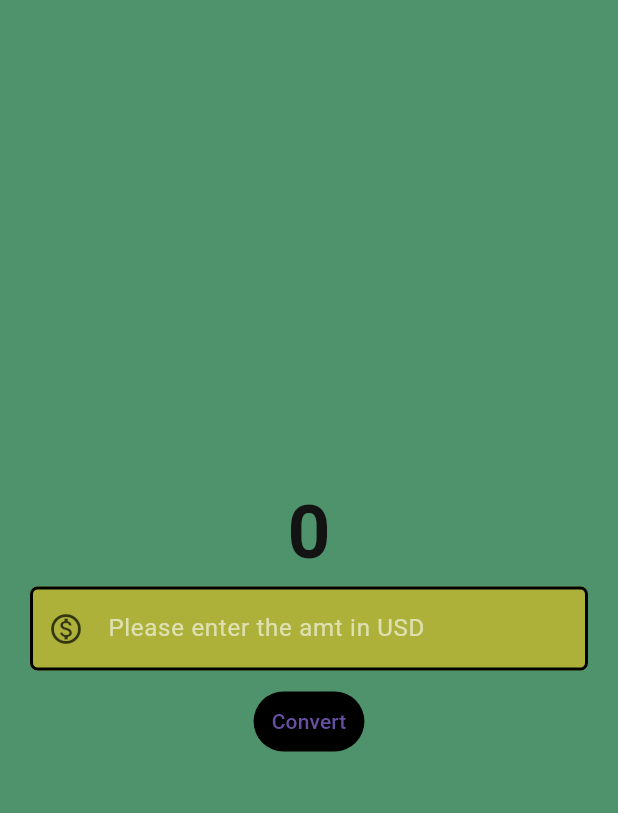
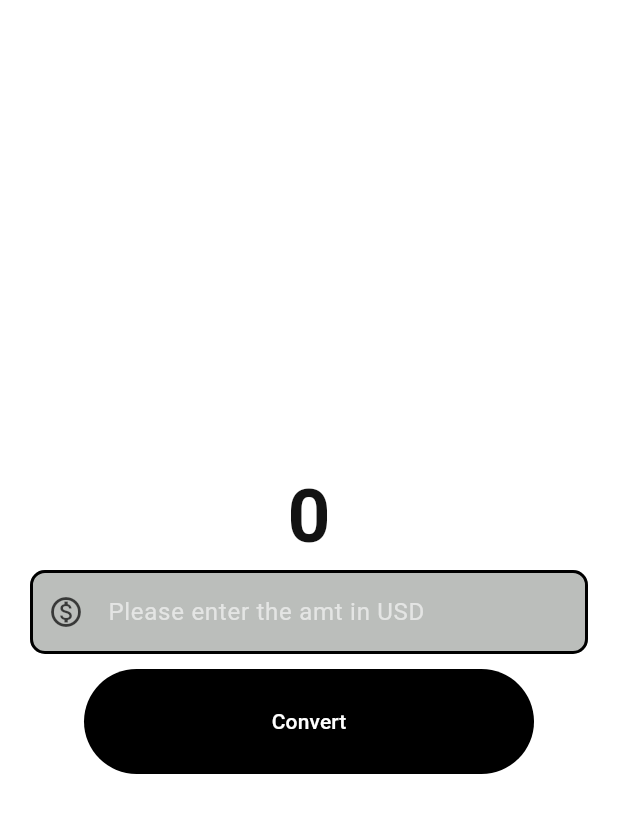
Before and after one commit to BIBINROYBJ/currency_converter_app, a Flutter app: the screen it shows after launch, on a phone screen of 412 x 824 dp. Shown: the top 813 px of the screen. Run offline on Flutter 3.47's test engine with Material 3 defaults, Android fonts, the phone set to English and light mode, and no system bars.

Commit message:
convert button

```diff
--- a/lib/currency_converter_material_page.dart
+++ b/lib/currency_converter_material_page.dart
@@ -13,11 +13,11 @@ class CurrencyConverterMaterialPage extends StatelessWidget {
         width: 2.0,
         style: BorderStyle.solid,
       ),
-      borderRadius: BorderRadius.circular(5),
+      borderRadius: BorderRadius.circular(10),
     );
 
     return Scaffold(
-      backgroundColor: const Color.fromARGB(255, 78, 147, 107),
+      backgroundColor: Color.fromARGB(255, 255, 255, 255),
       body: Center(
         child: Column(
           mainAxisAlignment: MainAxisAlignment.center,
@@ -45,7 +45,7 @@ class CurrencyConverterMaterialPage extends StatelessWidget {
                   prefixIcon: const Icon(Icons.monetization_on_outlined),
                   prefixIconColor: const Color.fromARGB(179, 0, 0, 0),
                   filled: true,
-                  fillColor: const Color.fromARGB(255, 173, 177, 58),
+                  fillColor: Color.fromARGB(255, 187, 190, 187),
                   focusedBorder: border,
                   enabledBorder: border,
                 ),
@@ -67,6 +67,8 @@ class CurrencyConverterMaterialPage extends StatelessWidget {
               },
               style: const ButtonStyle(
                 backgroundColor: WidgetStatePropertyAll(Colors.black),
+                foregroundColor: WidgetStatePropertyAll(Colors.white),
+                fixedSize: WidgetStatePropertyAll(Size(300, 70)),
               ),
               child: const Text('Convert'),
             ),
```
